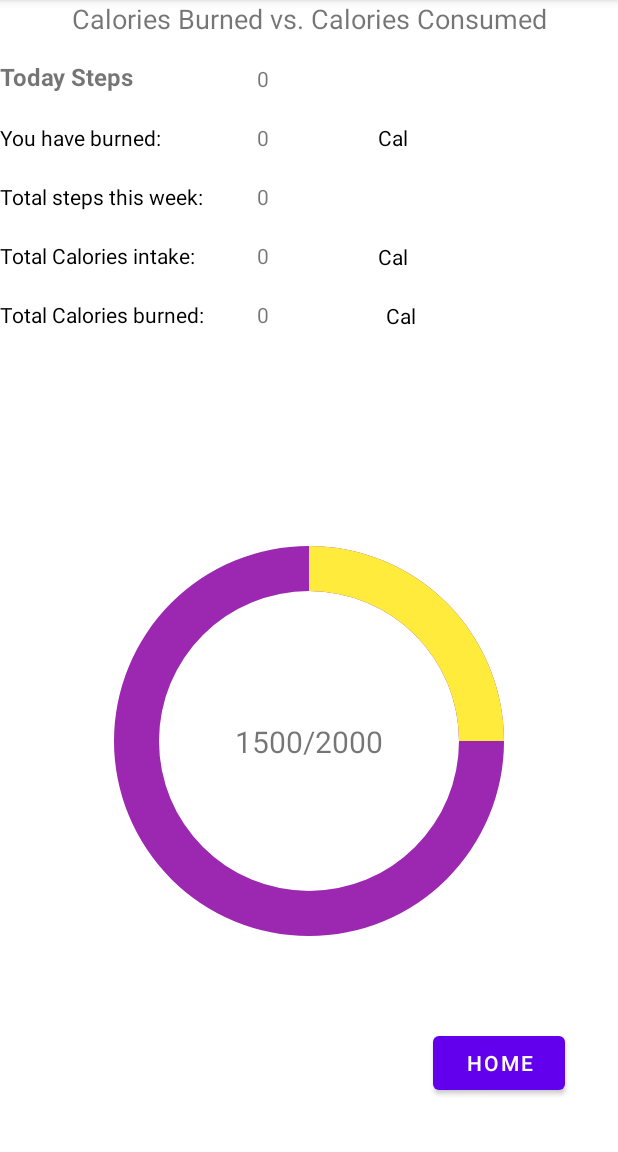
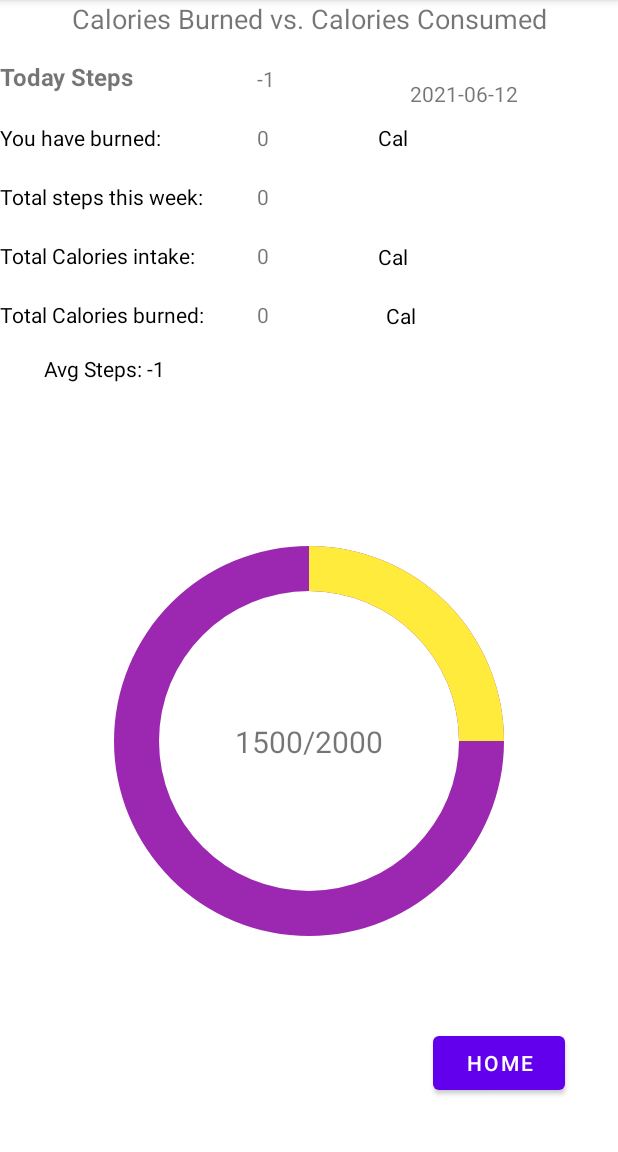
Before and after one commit to Agingalus/personalChef, an Android app: the StepCounterActivity screen opened directly, with no data from a screen before it, on a phone screen of 412 x 824 dp, the part 84-1236 px from its top. Run offline under Robolectric (Android 15) with nearby library versions, the phone set to English and light mode, and no system bars.

Commit message:
added avg steps function and changed dataBase to keep 7 days of data. 4.5 hours of work

```diff
--- a/app/src/main/java/com/personalchef/mealplan/StepCounterActivity.java
+++ b/app/src/main/java/com/personalchef/mealplan/StepCounterActivity.java
@@ -5,17 +5,21 @@ import android.hardware.Sensor;
 import android.hardware.SensorEvent;
 import android.hardware.SensorEventListener;
 import android.hardware.SensorManager;
+import android.os.Build;
 import android.os.Bundle;
 import android.view.View;
 import android.widget.ProgressBar;
 import android.widget.TextView;
 
+import androidx.annotation.RequiresApi;
 import androidx.appcompat.app.AppCompatActivity;
 
 import com.personalchef.mealplan.models.DatabaseHelper;
 import com.personalchef.mealplan.models.StepCalorieDetails;
 import com.personalchef.mealplan.models.StepCounter;
 import com.personalchef.mealplan.models.User;
+
+import java.time.LocalDate;
 
 public class StepCounterActivity extends AppCompatActivity {
     private DatabaseHelper helper = null;
@@ -24,9 +28,12 @@ public class StepCounterActivity extends AppCompatActivity {
     public static StepCounter stepCounter;
     public static StepCalorieDetails scDetail;
     public static boolean saved = false;
+    public static int avg = 0;
     public static double goal = 20;
+    public static double miles = 0;
 
 
+    @RequiresApi(api = Build.VERSION_CODES.O)
     @Override
     protected void onCreate(Bundle savedInstanceState) {
         super.onCreate(savedInstanceState);
@@ -62,15 +69,17 @@ public class StepCounterActivity extends AppCompatActivity {
                         stepCount++;
                         update();
                         //add an update to a graph or other visual progress function as a stretch goal
-                        System.out.println(stepCounter.GetStepCount() + "I am called even when not stepping");
+                        System.out.println(stepCounter.GetStepCount() + " I am called even when not stepping");
                     }
-                    if (stepCount%10 == 0 && !saved){
+                    if (stepCount%5 == 0 && !saved){
                         //saves data every 10 steps. 10 used for testing purposes, will be much higher for actual app
-                        helper.insert(stepCount, stepCounter.CalculateCaloriesBurnt(), scDetail.getTotalSteps_Week(), scDetail.getTotalCal_Intake(), scDetail.getTotalCal_Burned());
+                        helper.addToDb(LocalDate.now().getDayOfWeek().getValue(), stepCount, stepCounter.CalculateCaloriesBurnt(), scDetail.getTotalCal_Intake());
+                        //helper.addToDb(2,68,24,25,26,27);
+
                         System.out.println("mutiple of 10 saved data");
                         saved = true;
                     }
-                    if (stepCount%10 == 1 || stepCount%10 == 2){
+                    if (stepCount%5 == 1 || stepCount%5 == 2){
                         saved = false;
                     }
 
@@ -93,11 +102,11 @@ public class StepCounterActivity extends AppCompatActivity {
 
     }
 
+    @RequiresApi(api = Build.VERSION_CODES.O)
     private void populateTextViews(User u, StepCalorieDetails scDetail) {
         // Retrieve Views
         // User
-//        TextView tvHeight = findViewById(R.id.tvHeight);
-//        TextView tvWeight = findViewById(R.id.tvWeight);
+        TextView tvDate = findViewById(R.id.tvDate);
 
         // Step-Calorie
         TextView tvTodaysSteps = findViewById(R.id.tvTodaysSteps);
@@ -106,10 +115,11 @@ public class StepCounterActivity extends AppCompatActivity {
         TextView tv_TotalCalsIntake = findViewById(R.id.tv_TotalCalsIntake);
         TextView tv_TotalCalsBurned = findViewById(R.id.tv_TotalCalsBurned);
         TextView stepCountV = findViewById(R.id.number_of_calories);
+        TextView tv_aSteps = findViewById(R.id.avgSteps);
+
 
         // Set Values to text views
-//        tvHeight.setText(Float.toString(user.getHeight()));
-//        tvWeight.setText(String.valueOf(user.getWeight()));
+        tvDate.setText(LocalDate.now().toString());
 
         System.out.println(scDetail.getTotalSteps());
 
@@ -118,10 +128,15 @@ public class StepCounterActivity extends AppCompatActivity {
         tv_TotalStepsThisWeek.setText(String.valueOf(scDetail.getTotalSteps_Week()));
         tv_TotalCalsIntake.setText(String.valueOf(scDetail.getTotalCal_Intake()));
         tv_TotalCalsBurned.setText(String.valueOf(scDetail.getTotalCal_Burned()));
+        if (scDetail.getAvgSteps() != 0){
+            avg = (scDetail.getTotalSteps_Week() + scDetail.getTotalSteps()) / scDetail.getAvgSteps();
+        }
+        tv_aSteps.setText("Avg Steps: "+ avg);
 
         return;
     }
 
+    @RequiresApi(api = Build.VERSION_CODES.O)
     public void update(){
         TextView stepCountV = findViewById(R.id.number_of_calories);
         // Calculate the slice size and update the pie chart:
@@ -132,11 +147,18 @@ public class StepCounterActivity extends AppCompatActivity {
             d = (double)stepCount / goal * 100;
         }
         int progress = (int) d ;
+        TextView tvMiles = findViewById(R.id.tvMiles);
 
+        miles = stepCount / stepCounter.stepsPerMile;
+
+        tvMiles.setText("Distance Walked (per Mile): " + String.format("%.2f", miles));
 
         stepCountV.setText(stepCount.toString() + " / " + (int)goal );//goal.toString());
 
         pieChart.setProgress(progress);
+        //User u = IOHelper.loadUserFromFile(getApplicationContext()) ;
+        //populateTextViews(u, scDetail);
+
         TextView tvTodaysSteps = findViewById(R.id.tvTodaysSteps);
         tvTodaysSteps.setText(stepCount.toString());
 
@@ -150,6 +172,12 @@ public class StepCounterActivity extends AppCompatActivity {
 
         TextView tv_TotalCalsBurned = findViewById(R.id.tv_TotalCalsBurned);
         tv_TotalCalsBurned.setText(String.valueOf(scDetail.getTotalCal_Burned() +stepCounter.CalculateCaloriesBurnt()));
+
+        TextView tv_aSteps = findViewById(R.id.avgSteps);
+        avg = (scDetail.getTotalSteps_Week() + stepCount) / scDetail.getAvgSteps();
+
+        tv_aSteps.setText("Avg Steps: "+ avg);
+
     }
     public void onHomeClicked(View view) {
         onBackPressed();
@@ -158,9 +186,9 @@ public class StepCounterActivity extends AppCompatActivity {
         System.out.println("app is destroyed and saved data");
         System.out.println("im a stepCounter " + stepCounter.GetStepCount());
 
-        helper.insert(stepCount, stepCounter.CalculateCaloriesBurnt(), scDetail.getTotalSteps_Week(), scDetail.getTotalCal_Intake(), scDetail.getTotalCal_Burned());
+       //helper.insert(stepCount, stepCounter.CalculateCaloriesBurnt(), scDetail.getTotalSteps_Week(), scDetail.getTotalCal_Intake(), scDetail.getTotalCal_Burned());
 
-        helper.close();
+        //helper.close();
         super.onDestroy();
     }
 }
--- a/app/src/main/java/com/personalchef/mealplan/models/DatabaseHelper.java
+++ b/app/src/main/java/com/personalchef/mealplan/models/DatabaseHelper.java
@@ -6,15 +6,19 @@ import android.database.Cursor;
 import android.database.sqlite.SQLiteDatabase;
 import android.database.sqlite.SQLiteException;
 import android.database.sqlite.SQLiteOpenHelper;
+import android.os.Build;
+
+import androidx.annotation.RequiresApi;
 
 import java.io.IOException;
+import java.time.LocalDate;
 import java.util.ArrayList;
 
 public class DatabaseHelper extends SQLiteOpenHelper {
     public static final String DATABASE_NAME = "personalStuff";
     public static final String STEPS_TABLE_NAME = "StepDetails";
     public DatabaseHelper(Context context) {
-        super(context, DATABASE_NAME, null, 2);
+        super(context, DATABASE_NAME, null, 3);
     }
 
     @Override
@@ -23,11 +27,10 @@ public class DatabaseHelper extends SQLiteOpenHelper {
             db.execSQL(
                     "create table " + STEPS_TABLE_NAME + "(" +
                             "id INTEGER PRIMARY KEY NOT NULL, " +
+                            "weekDay INTEGER NOT NULL, " +
                             "totalSteps INTEGER NOT NULL, " +
                             "calBurnt INTEGER NOT NULL, " +
-                            "totalSteps_Week INTEGER NOT NULL, " +
-                            "totalCal_Intake INTEGER NOT NULL," +
-                            " totalCal_Burned INTEGER NOT NULL)"
+                            "totalCal_Intake INTEGER NOT NULL)"
                     //"create table " + STEPS_TABLE_NAME + "(id INTEGER PRIMARY KEY, name text,salary
             );
         } catch (SQLiteException e) {
@@ -45,17 +48,14 @@ public class DatabaseHelper extends SQLiteOpenHelper {
         onCreate(db);
     }
 
-    public boolean insert(int ts, int cb, int tsw, int tci, int tcb) {
+    public boolean insert(int wd, int ts, int cb, int tci) {
         try {
-            System.out.println("I am inserting???");
             SQLiteDatabase db = this.getWritableDatabase();
             ContentValues contentValues = new ContentValues();
-            delete();
+            contentValues.put("weekDay", wd);
             contentValues.put("totalSteps", ts);
             contentValues.put("calBurnt", cb);
-            contentValues.put("totalSteps_Week", tsw);
             contentValues.put("totalCal_Intake", tci);
-            contentValues.put("totalCal_Burned", tcb);
             db.replace(STEPS_TABLE_NAME, null, contentValues);
 
         } catch (SQLiteException e){
@@ -65,38 +65,97 @@ public class DatabaseHelper extends SQLiteOpenHelper {
         return true;
     }
 
+    @RequiresApi(api = Build.VERSION_CODES.O)
     public StepCalorieDetails getStepDetails() {
+        int currentDay = LocalDate.now().getDayOfWeek().getValue();
+        int totSteps;
+        int totCalBurned;
+        int avgSteps;
+
         SQLiteDatabase db = this.getReadableDatabase();
         ArrayList<Integer> array_list = new ArrayList<Integer>();
-        Cursor res = db.rawQuery("select * from " + STEPS_TABLE_NAME, null); //(totalSteps || calBurnt || totalSteps_Week || totalCal_Intake || totalCal_Burned)
+        Cursor res = db.rawQuery("select * from " + STEPS_TABLE_NAME + " WHERE weekDay =" + currentDay, null); //(totalSteps || calBurnt || totalSteps_Week || totalCal_Intake || totalCal_Burned)
         res.moveToFirst();
         while (res.isAfterLast() == false) { //use while loop if for more than 1 week stored
             if ((res != null) && (res.getCount() > 0))
+                //array_list.add(res.getInt(res.getColumnIndex("weekDay")));
                 array_list.add(res.getInt(res.getColumnIndex("totalSteps")));
                 array_list.add(res.getInt(res.getColumnIndex("calBurnt")));
-                array_list.add(res.getInt(res.getColumnIndex("totalSteps_Week")));
                 array_list.add(res.getInt(res.getColumnIndex("totalCal_Intake")));
-                array_list.add(res.getInt(res.getColumnIndex("totalCal_Burned")));
             res.moveToNext();
         }
+
+        // query to return total steps and total calBurnt
+        res = db.rawQuery("select SUM(totalSteps), SUM(calBurnt)  from " + STEPS_TABLE_NAME, null);
+        res.moveToFirst();
+        totSteps = res.getInt(0);
+        totCalBurned = res.getInt(1);
+
+        //query to return total days where steps were taken
+        res = db.rawQuery("select COUNT(totalSteps)  from " + STEPS_TABLE_NAME +" WHERE totalSteps != 0 ", null);
+        res.moveToFirst();
+        avgSteps = res.getInt(0);
+
+
 
         //System.out.println(array_list.get(1) + " attempt to get array list to work for us");
         StepCalorieDetails stepCalorieDetails = null;
         if (array_list.isEmpty()){
-            insert(0,0,0,0,0);
-            stepCalorieDetails = new StepCalorieDetails(0,0,0,0,0);
+            addToDb(1,20,0,0);
+            addToDb(2,0,0,0);
+            addToDb(3,0,0,0);
+            addToDb(4,0,0,0);
+            addToDb(5,0,0,0);
+            addToDb(6,0,0,0);
+            addToDb(7,10,0,0);
+            avgSteps++;
+            stepCalorieDetails = new StepCalorieDetails(-1,0,0,0,0, avgSteps);
         } else {
-            stepCalorieDetails = new StepCalorieDetails(array_list.get(0), array_list.get(1), array_list.get(2), array_list.get(3), array_list.get(4));
+            totSteps = totSteps - array_list.get(0);
+            totCalBurned = totCalBurned  - array_list.get(1);
+            stepCalorieDetails = new StepCalorieDetails(array_list.get(0), array_list.get(1), totSteps, array_list.get(2),totCalBurned, avgSteps);
         }
 
         return stepCalorieDetails;
     }
+    public void addToDb (int wd, int ts, int cb, int tci){
+        int day = check(wd);
+        if(day != -1){
+            update(wd, ts, cb, tci);
+        }
+        else{
+            insert(wd, ts, cb, tci);
+        }
+    }
 
-//    public boolean update(String s, String s1) {
-//        SQLiteDatabase db = this.getWritableDatabase();
-//        db.execSQL("UPDATE " + STEPS_TABLE_NAME + " SET name = " + "'" + s + "', " + "salary = " + "'" + s1 + "'");
-//        return true;
-//    }
+    public boolean update(int wd, int ts, int cb, int tci) {
+        try{
+            SQLiteDatabase db = this.getWritableDatabase();
+            db.execSQL("UPDATE " + STEPS_TABLE_NAME + " " +
+                    "SET weekDay = "+ wd +",  " +
+                    "totalSteps = "+ ts +"," +
+                    "calBurnt = "+ cb +"," +
+                    "totalCal_Intake = "+ tci + " " +
+                    "WHERE weekDay ="+ wd);
+        } catch (SQLiteException e){
+            System.out.println("update failed :" + e.toString());
+        }
+        return true;
+    }
+    public int check(int day){
+        int id = -1;
+        SQLiteDatabase db = this.getReadableDatabase();
+        Cursor res = db.rawQuery("select id, weekDay from " + STEPS_TABLE_NAME, null);
+        res.moveToFirst();
+        while (res.isAfterLast() == false) { //use while loop if for more than 1 week stored
+            if ((res != null) && (res.getCount() > 0))
+                if(res.getInt(res.getColumnIndex("weekDay")) == day){
+                    return res.getInt(res.getColumnIndex("id"));
+                }
+                res.moveToNext();
+        }
+        return id;
+    }
     public boolean delete() {
         SQLiteDatabase db = this.getWritableDatabase();
         db.execSQL("DELETE from " + STEPS_TABLE_NAME);
--- a/app/src/main/java/com/personalchef/mealplan/models/StepCalorieDetails.java
+++ b/app/src/main/java/com/personalchef/mealplan/models/StepCalorieDetails.java
@@ -14,15 +14,17 @@ public class StepCalorieDetails implements Serializable {
     private int totalSteps_Week;
     private int totalCal_Intake;
     private int totalCal_Burned;
+    private int avgSteps;
 
     public StepCalorieDetails() { }
 
-    public StepCalorieDetails(int tsteps, int cburn, int stepsWeek, int calintake, int calburn) {
+    public StepCalorieDetails(int tsteps, int cburn, int stepsWeek, int calintake, int calburn, int aSteps) {
         this.totalSteps = tsteps;
         this.calBurnt = cburn;
         this.totalSteps_Week = stepsWeek;
         this.totalCal_Intake = calintake;
         this.totalCal_Burned = calburn;
+        this.avgSteps = aSteps;
     }
 
     public int getTotalSteps() {
@@ -44,4 +46,8 @@ public class StepCalorieDetails implements Serializable {
     public int getTotalCal_Burned() {
         return totalCal_Burned;
     }
+
+    public int getAvgSteps() {
+        return avgSteps;
+    }
 }
--- a/app/src/main/java/com/personalchef/mealplan/models/StepCounter.java
+++ b/app/src/main/java/com/personalchef/mealplan/models/StepCounter.java
@@ -21,7 +21,7 @@ public class StepCounter extends AppCompatActivity {
     private int height = 72; //inches
     private double stepLength = height*.42/12; //used to get user's stepLength
     private double caloriePerMile = weight*.57; //based on causal walking speed
-    private double stepsPerMile = 5280/stepLength;
+    public double stepsPerMile = 5280/stepLength;
     private Integer caloriesBurned = 0;
 
 
--- a/app/src/main/res/layout/activity_step_counter.xml
+++ b/app/src/main/res/layout/activity_step_counter.xml
@@ -28,7 +28,7 @@
         android:textSize="14sp"
         app:layout_constraintStart_toStartOf="@+id/textView17"
         app:layout_constraintTop_toBottomOf="@+id/textView17" />
-<!--
+    <!--
     <TextView
         android:id="@+id/textView2"
         android:layout_width="wrap_content"
@@ -51,37 +51,41 @@
         android:textSize="14sp"
         app:layout_constraintStart_toStartOf="@+id/textView2"
         app:layout_constraintTop_toBottomOf="@+id/textView2" />
+    -->
+
 
     <TextView
-        android:id="@+id/textView4"
+        android:id="@+id/avgSteps"
         android:layout_width="wrap_content"
         android:layout_height="wrap_content"
-        android:layout_marginTop="20dp"
-        android:text="@string/weight"
+        android:layout_marginStart="69dp"
+        android:layout_marginEnd="342dp"
         android:textColor="@color/black"
         android:textSize="14sp"
-        app:layout_constraintStart_toStartOf="@+id/textView3"
-        app:layout_constraintTop_toBottomOf="@+id/textView3" />
+        app:layout_constraintBottom_toTopOf="@+id/tvMiles"
+        app:layout_constraintEnd_toEndOf="parent"
+        app:layout_constraintStart_toStartOf="parent"
+        app:layout_constraintTop_toBottomOf="@+id/textView11" />
 
     <TextView
-        android:id="@+id/tvHeight"
+        android:id="@+id/tvMiles"
         android:layout_width="wrap_content"
         android:layout_height="wrap_content"
-        android:layout_marginStart="30dp"
-        android:layout_marginTop="20dp"
-        android:hint="@string/height"
-        app:layout_constraintStart_toEndOf="@+id/textView3"
-        app:layout_constraintTop_toBottomOf="@+id/textView2" />
+        app:layout_constraintBottom_toTopOf="@+id/background_progressbar"
+        app:layout_constraintEnd_toEndOf="parent"
+        app:layout_constraintStart_toStartOf="parent"
+        app:layout_constraintTop_toBottomOf="@+id/textView11" />
 
     <TextView
-        android:id="@+id/tvWeight"
+        android:id="@+id/tvDate"
         android:layout_width="wrap_content"
         android:layout_height="wrap_content"
-        android:layout_marginTop="20dp"
-        android:hint="@string/weight"
-        app:layout_constraintStart_toStartOf="@+id/tvHeight"
-        app:layout_constraintTop_toBottomOf="@+id/tvHeight" />
-    -->
+        android:layout_marginTop="19dp"
+        android:layout_marginBottom="264dp"
+        app:layout_constraintBottom_toTopOf="@+id/background_progressbar"
+        app:layout_constraintEnd_toEndOf="parent"
+        app:layout_constraintStart_toEndOf="@+id/tvTodaysSteps"
+        app:layout_constraintTop_toBottomOf="@+id/textView" />
 
     <TextView
         android:id="@+id/textView7"
```
